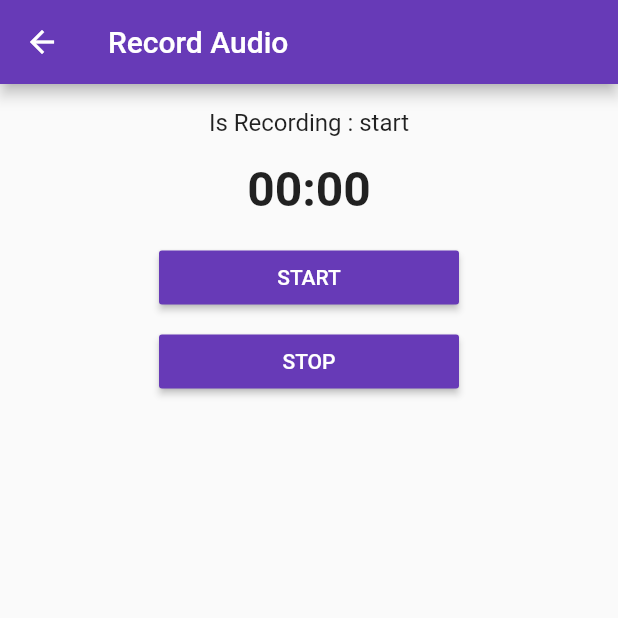
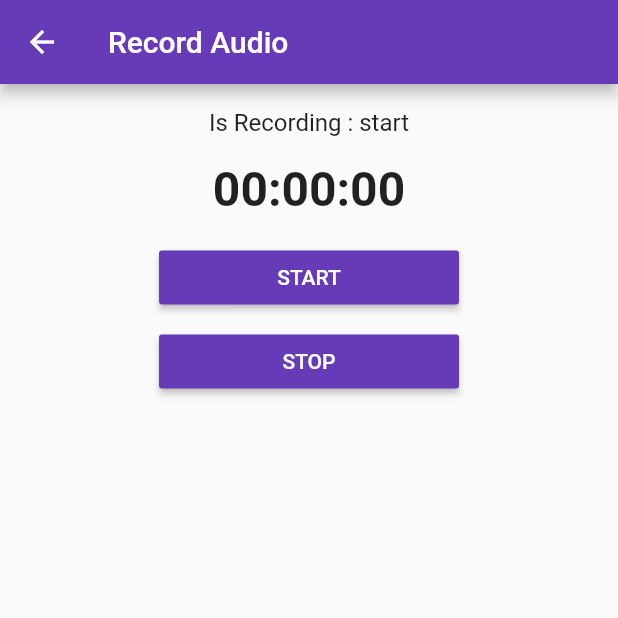
Before and after one commit to yoesuv/Flutter-Picker-Permission, a Flutter app: the RecordAudioScreen screen opened by its route, on a phone screen of 412 x 824 dp, the top half of it. Run offline on Flutter 3.47's test engine with Material 2 defaults, Android fonts, the phone set to English and light mode, and no system bars; our stand-ins replace device_info_plus, equatable, file_picker, flutter_bloc, image_picker, just_audio and 2 more; missing offline and left inert: app_settings, pausable_timer, record; statements that could not run were skipped.

Commit message:
:pencil: show milisecond

```diff
--- /dev/null
+++ b/lib/src/core/constants.dart
@@ -0,0 +1 @@
+const timerDuration = Duration(milliseconds: 10);
--- a/lib/src/module/record_audio/record_audio_bloc.dart
+++ b/lib/src/module/record_audio/record_audio_bloc.dart
@@ -2,6 +2,7 @@ import 'dart:io';
 
 import 'package:flutter/material.dart';
 import 'package:flutter_bloc/flutter_bloc.dart';
+import 'package:flutter_picker/src/core/constants.dart';
 import 'package:flutter_picker/src/module/record_audio/record_audio_event.dart';
 import 'package:flutter_picker/src/module/record_audio/record_audio_state.dart';
 import 'package:path_provider/path_provider.dart';
@@ -165,7 +166,7 @@ class RecordAudioBloc extends Bloc<RecordAudioEvent, RecordAudioState> {
   ) {
     final time = state.startTime ?? DateTime.utc(0);
     emit(state.copyWith(
-      startTime: time.add(const Duration(seconds: 1)),
+      startTime: time.add(timerDuration),
     ));
   }
 
--- a/lib/src/module/record_audio/record_audio_screen.dart
+++ b/lib/src/module/record_audio/record_audio_screen.dart
@@ -1,5 +1,6 @@
 import 'package:flutter/material.dart';
 import 'package:flutter_bloc/flutter_bloc.dart';
+import 'package:flutter_picker/src/core/constants.dart';
 import 'package:flutter_picker/src/module/record_audio/record_audio_bloc.dart';
 import 'package:flutter_picker/src/module/record_audio/record_audio_event.dart';
 import 'package:flutter_picker/src/module/record_audio/record_audio_state.dart';
@@ -30,7 +31,7 @@ class _RecordAudioScreenState extends State<RecordAudioScreen> {
     player.playerStateStream.listen((streamState) {
       _bloc?.add(RecordAudioPlayerStateEvent(playerState: streamState));
     });
-    timer = PausableTimer(const Duration(seconds: 1), () {
+    timer = PausableTimer(timerDuration, () {
       _bloc?.add(RecordAudioTimerEvent());
       timer?.reset();
       timer?.start();
@@ -87,7 +88,9 @@ class _RecordAudioScreenState extends State<RecordAudioScreen> {
       bloc: _bloc,
       buildWhen: (prev, current) => prev.startTime != current.startTime,
       builder: (context, state) => Text(
-        '${'${state.startTime?.minute ?? '00'}'.padLeft(2, '0')}:${'${state.startTime?.second ?? '00'}'.padLeft(2, '0')}',
+        '${'${state.startTime?.minute ?? '00'}'.padLeft(2, '0')}:'
+        '${'${state.startTime?.second ?? '00'}'.padLeft(2, '0')}:'
+        '${'${state.startTime?.millisecond ?? '00'}'.padLeft(2, '0').substring(0, 2)}',
         style: const TextStyle(
           fontSize: 32,
           fontWeight: FontWeight.bold,
```
